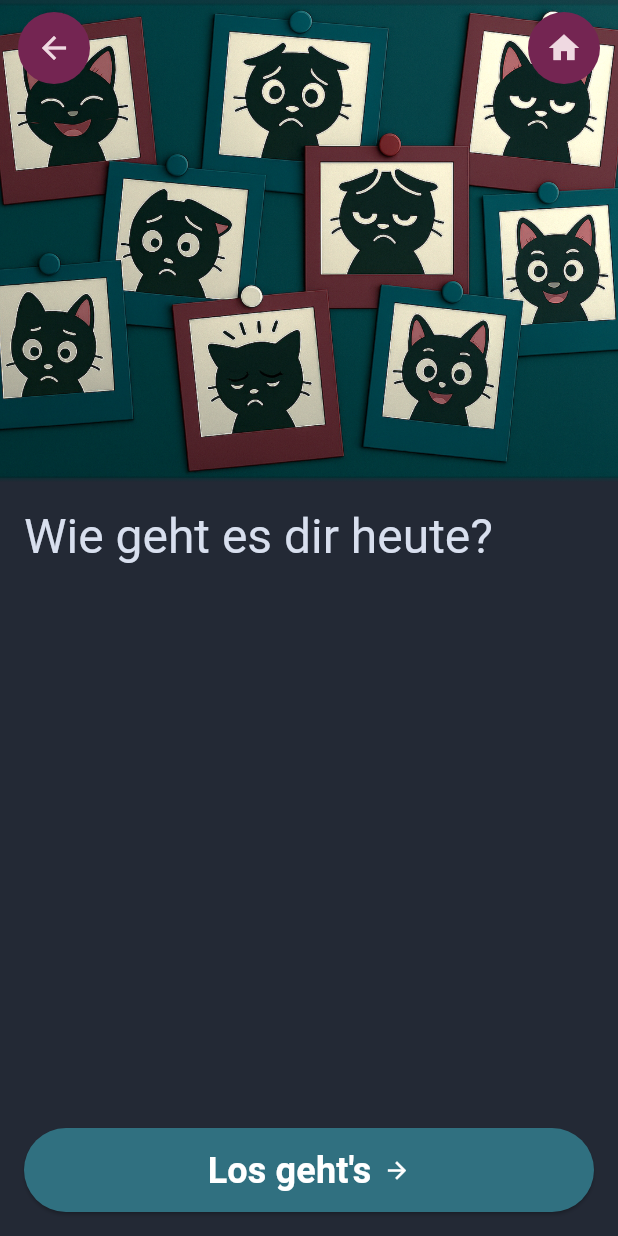
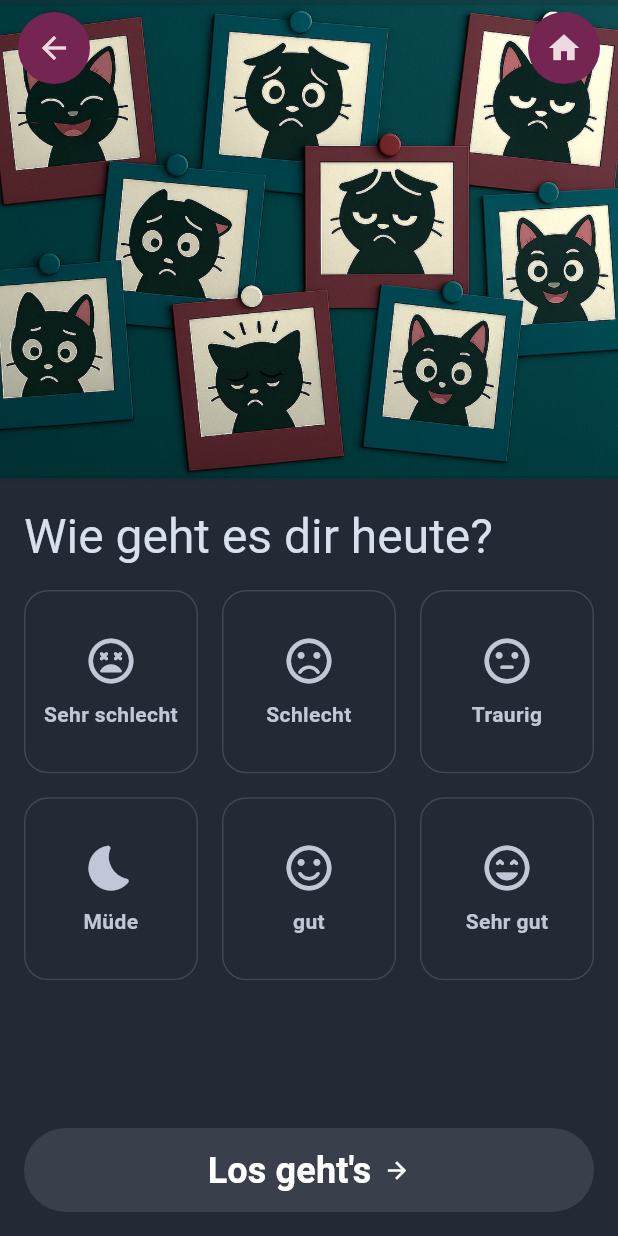
Before and after one commit to CathsDev/bd_app_v0, a Flutter app: the MoodSelectScreen screen opened by its route, on a phone screen of 412 x 824 dp. Run offline on Flutter 3.47's test engine with Material 3 defaults, Android fonts, the light colour scheme and no system bars; our stand-ins replace firebase_auth, firebase_core, flutter_riverpod, go_router; accounts and stored records are empty.

Commit message:
feat: Connect mood select to provider with state management

```diff
--- a/lib/src/features/mood_select/presentation/mood_select_screen.dart
+++ b/lib/src/features/mood_select/presentation/mood_select_screen.dart
@@ -1,15 +1,21 @@
 import 'package:bd_app_v0/src/core/routing/route_names.dart';
 import 'package:bd_app_v0/src/core/theme/color_palette.dart';
 import 'package:bd_app_v0/src/features/mood_select/models/mood_model.dart';
+import 'package:bd_app_v0/src/features/mood_select/presentation/widgets/mood_tile.dart';
+import 'package:bd_app_v0/src/features/mood_select/providers/mood_select_provider.dart';
 import 'package:bd_app_v0/src/shared/widgets/header/header_image.dart';
 import 'package:flutter/material.dart';
+import 'package:flutter_riverpod/flutter_riverpod.dart';
 import 'package:go_router/go_router.dart';
 
-class MoodSelectScreen extends StatelessWidget {
+class MoodSelectScreen extends ConsumerWidget {
   const MoodSelectScreen({super.key});
 
   @override
-  Widget build(BuildContext context) {
+  Widget build(BuildContext context, WidgetRef ref) {
+    final selectedId = ref.watch(moodSelectProvider).selectedId;
+    final canContinue = selectedId != null;
+    final cs = Theme.of(context).colorScheme;
     return Scaffold(
       body: Column(
         crossAxisAlignment: CrossAxisAlignment.stretch,
@@ -44,42 +50,15 @@ class MoodSelectScreen extends StatelessWidget {
                 mainAxisSpacing: 16,
                 childAspectRatio: 0.95, // leicht höher als breit
                 children: [
-                  /* MoodCard(
-                    moodValue: 1,
-                    label: 'Sehr schlecht', // später i18n
-                    isActive: moodLevel == 1,
-                    onTap: () => ref.read(moodProvider.notifier).setMood(1),
-                  ),
-                  MoodCard(
-                    moodValue: 2,
-                    label: 'Schlecht', // später i18n
-                    isActive: moodLevel == 2,
-                    onTap: () => ref.read(moodProvider.notifier).setMood(2),
-                  ),
-                  MoodCard(
-                    moodValue: 3,
-                    label: 'Eher schlecht', // später i18n
-                    isActive: moodLevel == 3,
-                    onTap: () => ref.read(moodProvider.notifier).setMood(3),
-                  ),
-                  MoodCard(
-                    moodValue: 4,
-                    label: 'Eher gut', // später i18n
-                    isActive: moodLevel == 4,
-                    onTap: () => ref.read(moodProvider.notifier).setMood(4),
-                  ),
-                  MoodCard(
-                    moodValue: 5,
-                    label: 'Gut', // später i18n
-                    isActive: moodLevel == 5,
-                    onTap: () => ref.read(moodProvider.notifier).setMood(5),
-                  ),
-                  MoodCard(
-                    moodValue: 6,
-                    label: 'Sehr gut', // später i18n
-                    isActive: moodLevel == 6,
-                    onTap: () => ref.read(moodProvider.notifier).setMood(6),
-                  ), */
+                  for (final m in moods)
+                    MoodTile(
+                      mood: m,
+                      selected: m.id == selectedId,
+                      onTap: () => ref
+                          .read(moodSelectProvider.notifier)
+                          .setSelected(m.id),
+                      cs: cs,
+                    ),
                 ],
               ),
             ),
@@ -96,9 +75,9 @@ class MoodSelectScreen extends StatelessWidget {
                   vertical: 16,
                 ),
                 child: ElevatedButton(
-                  onPressed: () {
-                    context.pushNamed(AppRoutes.modeSelect);
-                  },
+                  onPressed: canContinue
+                      ? () => context.pushNamed(AppRoutes.modeSelect)
+                      : null,
                   style: ElevatedButton.styleFrom(
                     backgroundColor: ColorPalette.petrol2,
                     minimumSize: const Size.fromHeight(56),
@@ -131,147 +110,3 @@ class MoodSelectScreen extends StatelessWidget {
     );
   }
 }
-
-class MoodSelectGrid extends StatefulWidget {
-  final String? initialMoodId;
-  final ValueChanged<MoodModel>? onChanged;
-  const MoodSelectGrid({super.key, this.initialMoodId, this.onChanged});
-
-  @override
-  State<MoodSelectGrid> createState() => _MoodSelectGridState();
-}
-
-class _MoodSelectGridState extends State<MoodSelectGrid> {
-  String? _selectedId;
-
-  @override
-  void initState() {
-    super.initState();
-    _selectedId = widget.initialMoodId;
-  }
-
-  @override
-  Widget build(BuildContext context) {
-    final cs = Theme.of(context).colorScheme;
-
-    return GridView.count(
-      shrinkWrap: true,
-      physics: const ClampingScrollPhysics(),
-      padding: const EdgeInsets.only(top: 16, bottom: 16),
-      primary: false,
-      crossAxisCount: 3,
-      crossAxisSpacing: 16,
-      mainAxisSpacing: 16,
-      childAspectRatio: 0.95, // leicht höher als breit
-      children: [
-        for (final m in moods)
-          MoodTile(
-            option: m,
-            selected: m.id == _selectedId,
-            onTap: () {
-              setState(() => _selectedId = m.id);
-              widget.onChanged?.call(m);
-            },
-            cs: cs,
-          ),
-      ],
-    );
-  }
-}
-
-class MoodTile extends StatefulWidget {
-  final MoodModel option;
-  final bool selected;
-  final VoidCallback onTap;
-  final ColorScheme cs;
-  const MoodTile({
-    super.key,
-    required this.option,
-    required this.selected,
-    required this.onTap,
-    required this.cs,
-  });
-
-  @override
-  State<MoodTile> createState() => _MoodTileState();
-}
-
-class _MoodTileState extends State<MoodTile> {
-  bool _pressed = false;
-
-  @override
-  Widget build(BuildContext context) {
-    final selected = widget.selected;
-    final cs = widget.cs;
-
-    final bg = selected ? cs.secondary : cs.surface;
-    final fg = selected ? cs.onSecondary : cs.onSurface.withValues(alpha: 0.87);
-    final border = selected
-        ? Colors.transparent
-        : cs.onSurface.withValues(alpha: 0.16);
-
-    return Semantics(
-      button: true,
-      selected: selected,
-      label: 'Stimmung: ${widget.option.label}',
-      hint: selected ? 'Ausgewählt' : 'Auswählen',
-      child: AnimatedScale(
-        scale: _pressed ? 0.98 : 1,
-        duration: const Duration(milliseconds: 90),
-        curve: Curves.easeOut,
-        child: AnimatedContainer(
-          duration: const Duration(milliseconds: 160),
-          curve: Curves.easeOut,
-          decoration: BoxDecoration(
-            color: bg,
-            borderRadius: BorderRadius.circular(16),
-            border: Border.all(color: border),
-            boxShadow: selected
-                ? [
-                    BoxShadow(
-                      color: cs.shadow.withValues(alpha: 0.35),
-                      blurRadius: 14,
-                      offset: const Offset(0, 6),
-                    ),
-                  ]
-                : const [],
-          ),
-          child: Material(
-            type: MaterialType.transparency,
-            child: InkWell(
-              splashFactory: NoSplash.splashFactory,
-              highlightColor: Colors.transparent,
-              hoverColor: Colors.transparent,
-              onTap: widget.onTap,
-              onHighlightChanged: (value) => setState(() => _pressed = value),
-              borderRadius: BorderRadius.circular(16),
-              child: Column(
-                mainAxisAlignment: MainAxisAlignment.center,
-                children: [
-                  Icon(widget.option.icon, size: 36, color: fg),
-                  const SizedBox(height: 8),
-                  Text(
-                    widget.option.label,
-                    textAlign: TextAlign.center,
-                    style: Theme.of(context).textTheme.bodyMedium?.copyWith(
-                      color: fg,
-                      fontWeight: FontWeight.w600,
-                    ),
-                  ),
-                  if (selected) ...[
-                    const SizedBox(height: 6),
-                    Icon(
-                      Icons.check_circle_rounded,
-                      size: 18,
-                      color: fg.withValues(alpha: 0.9),
-                    ),
-                  ],
-                ],
-              ),
-            ),
-          ),
-        ),
-      ),
-    );
-  }
-}
--- /dev/null
+++ b/lib/src/features/mood_select/presentation/widgets/mood_tile.dart
@@ -0,0 +1,98 @@
+import 'package:bd_app_v0/src/features/mood_select/models/mood_model.dart';
+import 'package:flutter/material.dart';
+
+class MoodTile extends StatefulWidget {
+  final MoodModel mood;
+  final bool selected;
+  final VoidCallback onTap;
+  final ColorScheme cs;
+  const MoodTile({
+    super.key,
+    required this.mood,
+    required this.selected,
+    required this.onTap,
+    required this.cs,
+  });
+
+  @override
+  State<MoodTile> createState() => _MoodTileState();
+}
+
+class _MoodTileState extends State<MoodTile> {
+  bool _pressed = false;
+
+  @override
+  Widget build(BuildContext context) {
+    final selected = widget.selected;
+    final cs = widget.cs;
+
+    final bg = selected ? cs.secondary : cs.surface;
+    final fg = selected ? cs.onSecondary : cs.onSurface.withValues(alpha: 0.87);
+    final border = selected
+        ? Colors.transparent
+        : cs.onSurface.withValues(alpha: 0.16);
+    return Semantics(
+      button: true,
+      selected: selected,
+      label: 'Stimmung: ${widget.mood.label}',
+      hint: selected ? 'Ausgewählt' : 'Auswählen',
+      child: AnimatedScale(
+        scale: _pressed ? 0.98 : 1,
+        duration: const Duration(milliseconds: 90),
+        curve: Curves.easeOut,
+        child: AnimatedContainer(
+          duration: const Duration(milliseconds: 160),
+          curve: Curves.easeOut,
+          decoration: BoxDecoration(
+            color: bg,
+            borderRadius: BorderRadius.circular(16),
+            border: Border.all(color: border),
+            boxShadow: selected
+                ? [
+                    BoxShadow(
+                      color: cs.shadow.withValues(alpha: 0.35),
+                      blurRadius: 14,
+                      offset: const Offset(0, 6),
+                    ),
+                  ]
+                : const [],
+          ),
+          child: Material(
+            type: MaterialType.transparency,
+            child: InkWell(
+              splashFactory: NoSplash.splashFactory,
+              highlightColor: Colors.transparent,
+              hoverColor: Colors.transparent,
+              onTap: widget.onTap,
+              onHighlightChanged: (value) => setState(() => _pressed = value),
+              borderRadius: BorderRadius.circular(16),
+              child: Column(
+                mainAxisAlignment: MainAxisAlignment.center,
+                children: [
+                  Icon(widget.mood.icon, size: 36, color: fg),
+                  const SizedBox(height: 8),
+                  Text(
+                    widget.mood.label,
+                    textAlign: TextAlign.center,
+                    style: Theme.of(context).textTheme.bodyMedium?.copyWith(
+                      color: fg,
+                      fontWeight: FontWeight.w600,
+                    ),
+                  ),
+                  if (selected) ...[
+                    const SizedBox(height: 6),
+                    Icon(
+                      Icons.check_circle_rounded,
+                      size: 18,
+                      color: fg.withValues(alpha: 0.9),
+                    ),
+                  ],
+                ],
+              ),
+            ),
+          ),
+        ),
+      ),
+    );
+  }
+}
```
Also changed, not shown: 2 other files.
